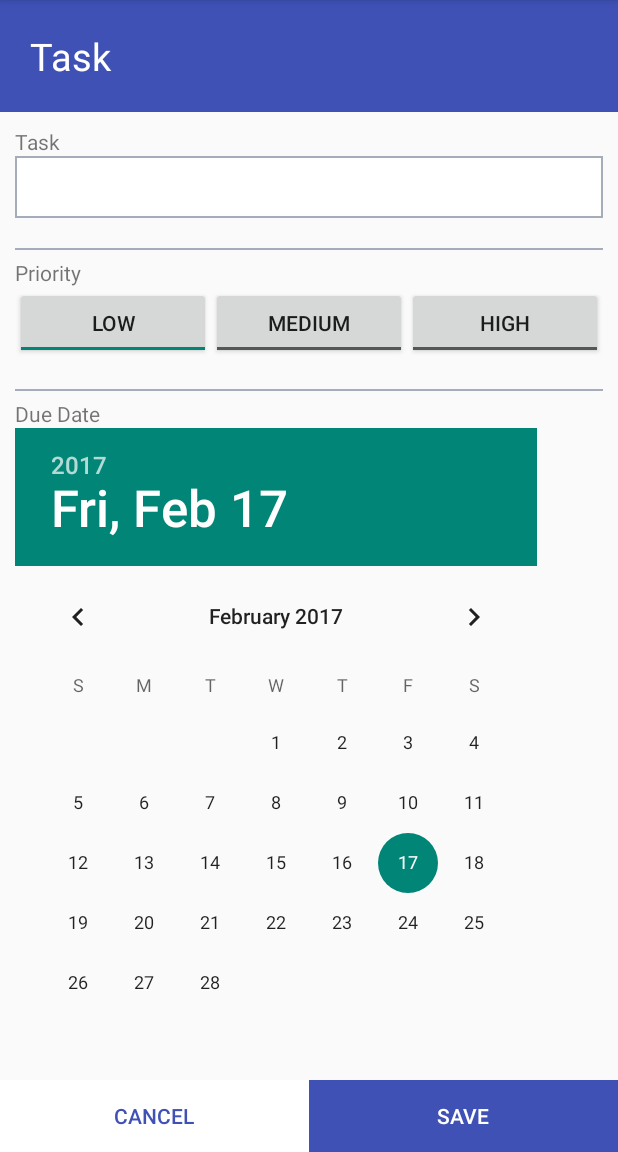
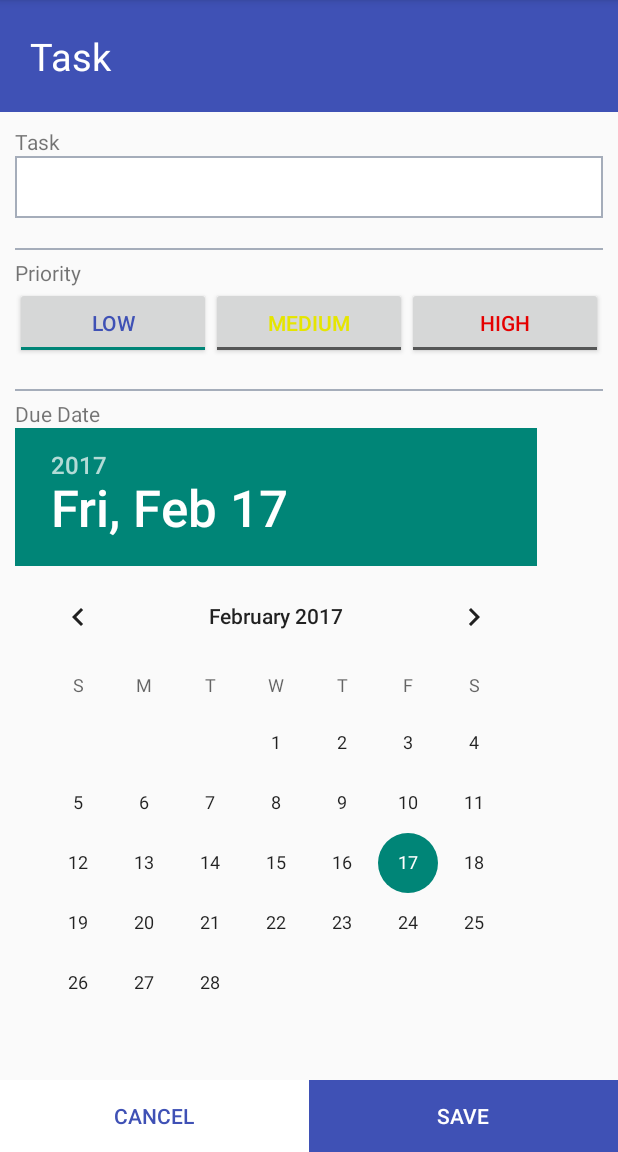
Before and after one commit to pjm824/SimpleTodo, an Android app: the layout fragment_edit_task.xml on its own in the app's theme, with its tools: preview values and no code run, on a phone screen of 412 x 824 dp, the part 84-1236 px from its top. Run offline under Robolectric (Android 15) with nearby library versions, the phone set to English and light mode, and no system bars.

Commit message:
move layout attributes to styles and add color to priority buttons

```diff
--- a/app/src/main/java/com/pjm284/simpletodo/SimpleTodoDatabase.java
+++ b/app/src/main/java/com/pjm284/simpletodo/SimpleTodoDatabase.java
@@ -10,5 +10,5 @@ import com.raizlabs.android.dbflow.annotation.Database;
 public class SimpleTodoDatabase {
     public static final String NAME = "SimpleTodoDatabase";
 
-    public static final int VERSION = 7;
+    public static final int VERSION = 8;
 }
--- a/app/src/main/java/com/pjm284/simpletodo/models/Task.java
+++ b/app/src/main/java/com/pjm284/simpletodo/models/Task.java
@@ -32,6 +32,9 @@ public class Task extends BaseModel {
     @Column
     Date dueTimestamp;
 
+    @Column(defaultValue = "0")
+    int status;
+
     public String getSubject() {
         return this.subject;
     }
@@ -60,4 +63,12 @@ public class Task extends BaseModel {
     public void setDueDate(Calendar cal) {
         this.dueTimestamp = cal.getTime();
     }
+
+    public Status getStatus() {
+        return Status.findByDbValue(this.status);
+    }
+
+    public void setStatus(Status status) {
+        this.status = status.getDbValue();
+    }
 }
--- a/app/src/main/res/layout/fragment_edit_task.xml
+++ b/app/src/main/res/layout/fragment_edit_task.xml
@@ -50,29 +50,20 @@
 
             <ToggleButton
                 android:id="@+id/btnPriorityLow"
-                android:layout_height="wrap_content"
-                android:layout_width="fill_parent"
-                android:layout_weight="1"
+                style="@style/priorityToggleButton.low"
                 android:textOn="@string/radioLowPriorityLabel"
                 android:textOff="@string/radioLowPriorityLabel"
-                android:textSize="14sp"
                 android:checked="true" />
 
             <ToggleButton
                 android:id="@+id/btnPriorityMedium"
-                android:layout_height="wrap_content"
-                android:layout_width="fill_parent"
-                android:layout_weight="1"
-                android:textSize="14sp"
+                style="@style/priorityToggleButton.medium"
                 android:textOn="@string/radioMediumPriorityLabel"
                 android:textOff="@string/radioMediumPriorityLabel" />
 
             <ToggleButton
                 android:id="@+id/btnPriorityHigh"
-                android:layout_height="wrap_content"
-                android:layout_width="fill_parent"
-                android:layout_weight="1"
-                android:textSize="14sp"
+                style="@style/priorityToggleButton.high"
                 android:textOn="@string/radioHighPriorityLabel"
                 android:textOff="@string/radioHighPriorityLabel" />
 
--- a/app/src/main/res/values/styles.xml
+++ b/app/src/main/res/values/styles.xml
@@ -35,7 +35,7 @@
         <item name="android:layout_width">fill_parent</item>
         <item name="android:layout_height">wrap_content</item>
         <item name="android:background">@color/colorPrimary</item>
-        <item name="android:textSize">25dp</item>
+        <item name="android:textSize">25sp</item>
         <item name="android:padding">20dp</item>
         <item name="android:textColor">@color/white</item>
     </style>
@@ -45,6 +45,8 @@
         <item name="android:inputType">text</item>
         <item name="android:padding">10dp</item>
         <item name="android:textSize">15sp</item>
+        <item name="android:textColor">@color/colorPrimary</item>
+        <item name="android:textCursorDrawable">@null</item>
     </style>
 
     <style name="sectionSeparator">
@@ -55,4 +57,23 @@
         <item name="android:background">@color/darkGrey</item>
     </style>
 
+    <style name="priorityToggleButton">
+        <item name="android:layout_height">wrap_content</item>
+        <item name="android:layout_width">fill_parent</item>
+        <item name="android:layout_weight">1</item>
+        <item name="android:textSize">14sp</item>
+    </style>
+
+    <style name="priorityToggleButton.low">
+        <item name="android:textColor">@color/priorityBlue</item>
+    </style>
+
+    <style name="priorityToggleButton.medium">
+        <item name="android:textColor">@color/priorityYellow</item>
+    </style>
+
+    <style name="priorityToggleButton.high">
+        <item name="android:textColor">@color/priorityRed</item>
+    </style>
+
 </resources>
```
